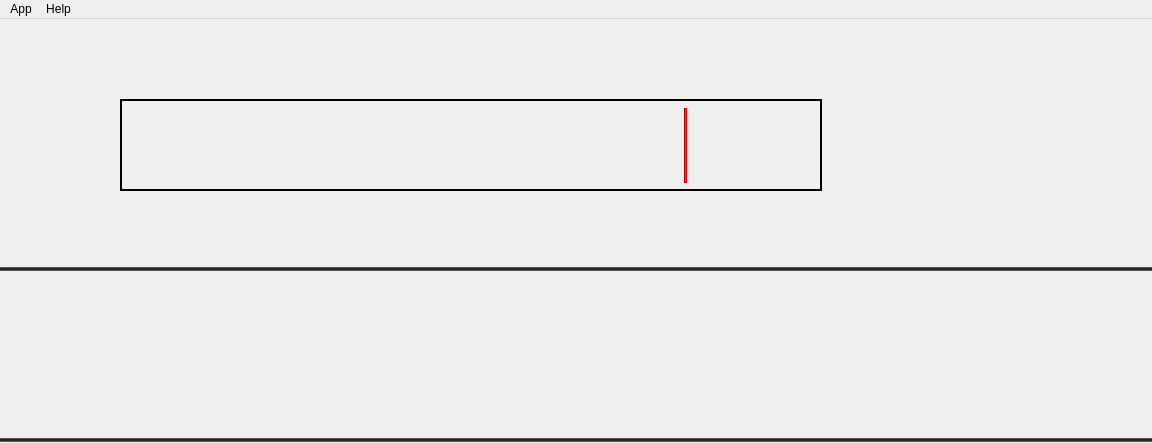
Qt form design/main_window.ui (urasha/YandexLyceum_PyQt5-Project) before a commit.
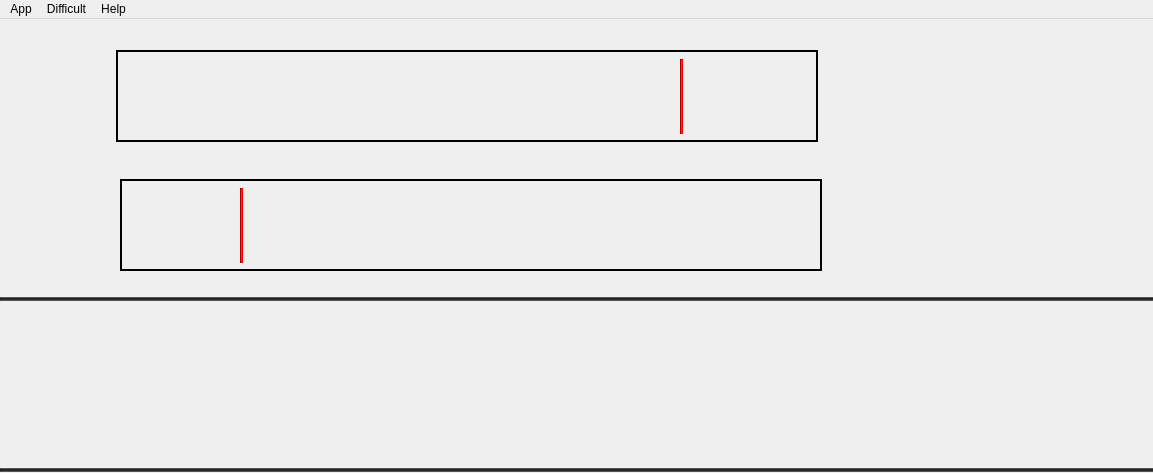
The same form after that commit. Icons and pictures are not drawn.

Patch:
```diff
--- a/design/main_window.ui
+++ b/design/main_window.ui
@@ -6,8 +6,8 @@
    <rect>
     <x>0</x>
     <y>0</y>
-    <width>1152</width>
-    <height>443</height>
+    <width>1153</width>
+    <height>473</height>
    </rect>
   </property>
   <property name="windowTitle">
@@ -17,8 +17,8 @@
    <widget class="Line" name="line_5">
     <property name="geometry">
      <rect>
-      <x>820</x>
-      <y>80</y>
+      <x>816</x>
+      <y>31</y>
       <width>2</width>
       <height>90</height>
      </rect>
@@ -36,8 +36,8 @@
    <widget class="Line" name="line">
     <property name="geometry">
      <rect>
-      <x>684</x>
-      <y>89</y>
+      <x>680</x>
+      <y>40</y>
       <width>3</width>
       <height>75</height>
      </rect>
@@ -55,8 +55,8 @@
    <widget class="Line" name="line_4">
     <property name="geometry">
      <rect>
-      <x>120</x>
-      <y>80</y>
+      <x>116</x>
+      <y>31</y>
       <width>2</width>
       <height>90</height>
      </rect>
@@ -71,8 +71,8 @@
    <widget class="Line" name="line_3">
     <property name="geometry">
      <rect>
-      <x>120</x>
-      <y>170</y>
+      <x>116</x>
+      <y>121</y>
       <width>702</width>
       <height>2</height>
      </rect>
@@ -87,8 +87,8 @@
    <widget class="Line" name="line_2">
     <property name="geometry">
      <rect>
-      <x>120</x>
-      <y>80</y>
+      <x>116</x>
+      <y>31</y>
       <width>700</width>
       <height>2</height>
      </rect>
@@ -103,8 +103,8 @@
    <widget class="QPushButton" name="pushButton">
     <property name="geometry">
      <rect>
-      <x>900</x>
-      <y>90</y>
+      <x>880</x>
+      <y>100</y>
       <width>71</width>
       <height>71</height>
      </rect>
@@ -135,8 +135,8 @@
    <widget class="QPushButton" name="pushButton_2">
     <property name="geometry">
      <rect>
-      <x>1020</x>
-      <y>90</y>
+      <x>1000</x>
+      <y>100</y>
       <width>71</width>
       <height>71</height>
      </rect>
@@ -165,7 +165,7 @@
     <property name="geometry">
      <rect>
       <x>0</x>
-      <y>248</y>
+      <y>278</y>
       <width>1200</width>
       <height>4</height>
      </rect>
@@ -181,7 +181,7 @@
     <property name="geometry">
      <rect>
       <x>-10</x>
-      <y>250</y>
+      <y>280</y>
       <width>1171</width>
       <height>171</height>
      </rect>
@@ -203,7 +203,7 @@
     <property name="geometry">
      <rect>
       <x>0</x>
-      <y>419</y>
+      <y>449</y>
       <width>1200</width>
       <height>4</height>
      </rect>
@@ -219,7 +219,7 @@
     <property name="geometry">
      <rect>
       <x>18</x>
-      <y>250</y>
+      <y>280</y>
       <width>27</width>
       <height>171</height>
      </rect>
@@ -232,7 +232,7 @@
     <property name="geometry">
      <rect>
       <x>54</x>
-      <y>250</y>
+      <y>280</y>
       <width>27</width>
       <height>171</height>
      </rect>
@@ -245,7 +245,7 @@
     <property name="geometry">
      <rect>
       <x>130</x>
-      <y>250</y>
+      <y>280</y>
       <width>27</width>
       <height>171</height>
      </rect>
@@ -258,7 +258,7 @@
     <property name="geometry">
      <rect>
       <x>168</x>
-      <y>250</y>
+      <y>280</y>
       <width>26</width>
       <height>171</height>
      </rect>
@@ -271,7 +271,7 @@
     <property name="geometry">
      <rect>
       <x>206</x>
-      <y>250</y>
+      <y>280</y>
       <width>26</width>
       <height>171</height>
      </rect>
@@ -284,7 +284,7 @@
     <property name="geometry">
      <rect>
       <x>280</x>
-      <y>250</y>
+      <y>280</y>
       <width>25</width>
       <height>171</height>
      </rect>
@@ -297,7 +297,7 @@
     <property name="geometry">
      <rect>
       <x>317</x>
-      <y>250</y>
+      <y>280</y>
       <width>25</width>
       <height>171</height>
      </rect>
@@ -310,7 +310,7 @@
     <property name="geometry">
      <rect>
       <x>392</x>
-      <y>250</y>
+      <y>280</y>
       <width>26</width>
       <height>171</height>
      </rect>
@@ -323,7 +323,7 @@
     <property name="geometry">
      <rect>
       <x>429</x>
-      <y>250</y>
+      <y>280</y>
       <width>25</width>
       <height>171</height>
      </rect>
@@ -336,7 +336,7 @@
     <property name="geometry">
      <rect>
       <x>466</x>
-      <y>250</y>
+      <y>280</y>
       <width>25</width>
       <height>171</height>
      </rect>
@@ -349,7 +349,7 @@
     <property name="geometry">
      <rect>
       <x>542</x>
-      <y>250</y>
+      <y>280</y>
       <width>25</width>
       <height>171</height>
      </rect>
@@ -362,7 +362,7 @@
     <property name="geometry">
      <rect>
       <x>579</x>
-      <y>250</y>
+      <y>280</y>
       <width>25</width>
       <height>171</height>
      </rect>
@@ -375,7 +375,7 @@
     <property name="geometry">
      <rect>
       <x>655</x>
-      <y>250</y>
+      <y>280</y>
       <width>25</width>
       <height>171</height>
      </rect>
@@ -388,7 +388,7 @@
     <property name="geometry">
      <rect>
       <x>692</x>
-      <y>250</y>
+      <y>280</y>
       <width>25</width>
       <height>171</height>
      </rect>
@@ -401,7 +401,7 @@
     <property name="geometry">
      <rect>
       <x>730</x>
-      <y>250</y>
+      <y>280</y>
       <width>25</width>
       <height>171</height>
      </rect>
@@ -414,7 +414,7 @@
     <property name="geometry">
      <rect>
       <x>805</x>
-      <y>250</y>
+      <y>280</y>
       <width>25</width>
       <height>171</height>
      </rect>
@@ -427,7 +427,7 @@
     <property name="geometry">
      <rect>
       <x>843</x>
-      <y>250</y>
+      <y>280</y>
       <width>25</width>
       <height>171</height>
      </rect>
@@ -440,7 +440,7 @@
     <property name="geometry">
      <rect>
       <x>918</x>
-      <y>250</y>
+      <y>280</y>
       <width>25</width>
       <height>171</height>
      </rect>
@@ -453,7 +453,7 @@
     <property name="geometry">
      <rect>
       <x>956</x>
-      <y>250</y>
+      <y>280</y>
       <width>25</width>
       <height>171</height>
      </rect>
@@ -466,7 +466,7 @@
     <property name="geometry">
      <rect>
       <x>995</x>
-      <y>250</y>
+      <y>280</y>
       <width>24</width>
       <height>171</height>
      </rect>
@@ -479,7 +479,7 @@
     <property name="geometry">
      <rect>
       <x>1070</x>
-      <y>250</y>
+      <y>280</y>
       <width>26</width>
       <height>171</height>
      </rect>
@@ -492,7 +492,7 @@
     <property name="geometry">
      <rect>
       <x>1107</x>
-      <y>250</y>
+      <y>280</y>
       <width>25</width>
       <height>171</height>
      </rect>
@@ -505,7 +505,7 @@
     <property name="geometry">
      <rect>
       <x>105</x>
-      <y>250</y>
+      <y>280</y>
       <width>25</width>
       <height>171</height>
      </rect>
@@ -518,7 +518,7 @@
     <property name="geometry">
      <rect>
       <x>628</x>
-      <y>250</y>
+      <y>280</y>
       <width>26</width>
       <height>171</height>
      </rect>
@@ -531,7 +531,7 @@
     <property name="geometry">
      <rect>
       <x>366</x>
-      <y>250</y>
+      <y>280</y>
       <width>25</width>
       <height>171</height>
      </rect>
@@ -544,7 +544,7 @@
     <property name="geometry">
      <rect>
       <x>870</x>
-      <y>250</y>
+      <y>280</y>
       <width>23</width>
       <height>171</height>
      </rect>
@@ -553,29 +553,124 @@
      <string/>
     </property>
    </widget>
+   <widget class="Line" name="line_7">
+    <property name="geometry">
+     <rect>
+      <x>120</x>
+      <y>250</y>
+      <width>702</width>
+      <height>2</height>
+     </rect>
+    </property>
+    <property name="styleSheet">
+     <string>background: black</string>
+    </property>
+    <property name="orientation">
+     <enum>Qt::Horizontal</enum>
+    </property>
+   </widget>
+   <widget class="Line" name="line_9">
+    <property name="geometry">
+     <rect>
+      <x>120</x>
+      <y>160</y>
+      <width>2</width>
+      <height>90</height>
+     </rect>
+    </property>
+    <property name="styleSheet">
+     <string>background: black</string>
+    </property>
+    <property name="orientation">
+     <enum>Qt::Vertical</enum>
+    </property>
+   </widget>
+   <widget class="Line" name="line_10">
+    <property name="geometry">
+     <rect>
+      <x>120</x>
+      <y>160</y>
+      <width>700</width>
+      <height>2</height>
+     </rect>
+    </property>
+    <property name="styleSheet">
+     <string>background: black</string>
+    </property>
+    <property name="orientation">
+     <enum>Qt::Horizontal</enum>
+    </property>
+   </widget>
+   <widget class="Line" name="line_11">
+    <property name="geometry">
+     <rect>
+      <x>240</x>
+      <y>169</y>
+      <width>3</width>
+      <height>75</height>
+     </rect>
+    </property>
+    <property name="cursor">
+     <cursorShape>ArrowCursor</cursorShape>
+    </property>
+    <property name="styleSheet">
+     <string notr="true">background: red</string>
+    </property>
+    <property name="orientation">
+     <enum>Qt::Vertical</enum>
+    </property>
+   </widget>
+   <widget class="Line" name="line_12">
+    <property name="geometry">
+     <rect>
+      <x>820</x>
+      <y>160</y>
+      <width>2</width>
+      <height>90</height>
+     </rect>
+    </property>
+    <property name="styleSheet">
+     <string notr="true">background: black</string>
+    </property>
+    <property name="lineWidth">
+     <number>1</number>
+    </property>
+    <property name="orientation">
+     <enum>Qt::Vertical</enum>
+    </property>
+   </widget>
   </widget>
   <widget class="QMenuBar" name="menuBar">
    <property name="geometry">
     <rect>
      <x>0</x>
      <y>0</y>
-     <width>1152</width>
+     <width>1153</width>
      <height>21</height>
     </rect>
    </property>
-   <widget class="QMenu" name="menuHelp">
-    <property name="title">
-     <string>Help</string>
-    </property>
-    <addaction name="actionInstruction"/>
-   </widget>
    <widget class="QMenu" name="menuApp">
     <property name="title">
      <string>App</string>
     </property>
-    <addaction name="actionClose_Ctrl_L"/>
+    <addaction name="actionClose"/>
+   </widget>
+   <widget class="QMenu" name="menuHelp">
+    <property name="title">
+     <string>Help</string>
+    </property>
+    <addaction name="actionInstruction_2"/>
+   </widget>
+   <widget class="QMenu" name="menuDifficult">
+    <property name="title">
+     <string>Difficult</string>
+    </property>
+    <addaction name="actionEasy"/>
+    <addaction name="actionMedium"/>
+    <addaction name="actionHard"/>
    </widget>
    <addaction name="menuApp"/>
+   <addaction name="menuDifficult"/>
    <addaction name="menuHelp"/>
   </widget>
   <action name="actionOpen_music_file">
```
Left out of the diff: 44 changed lines with no effect on the pictures.
